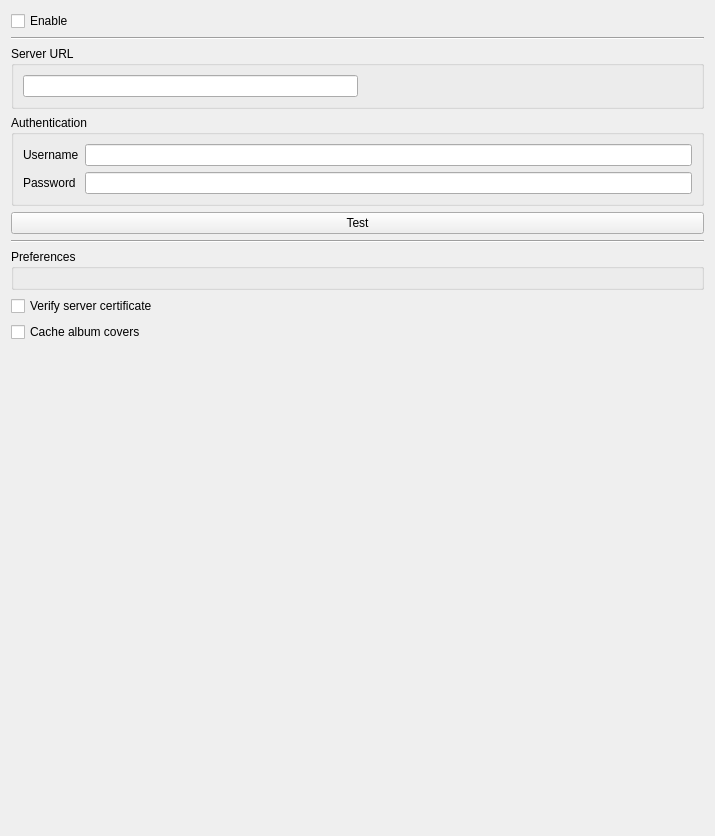
First picture: the form in src/settings/subsonicsettingspage.ui, repository strawberrymusicplayer/strawberry, before the edit.
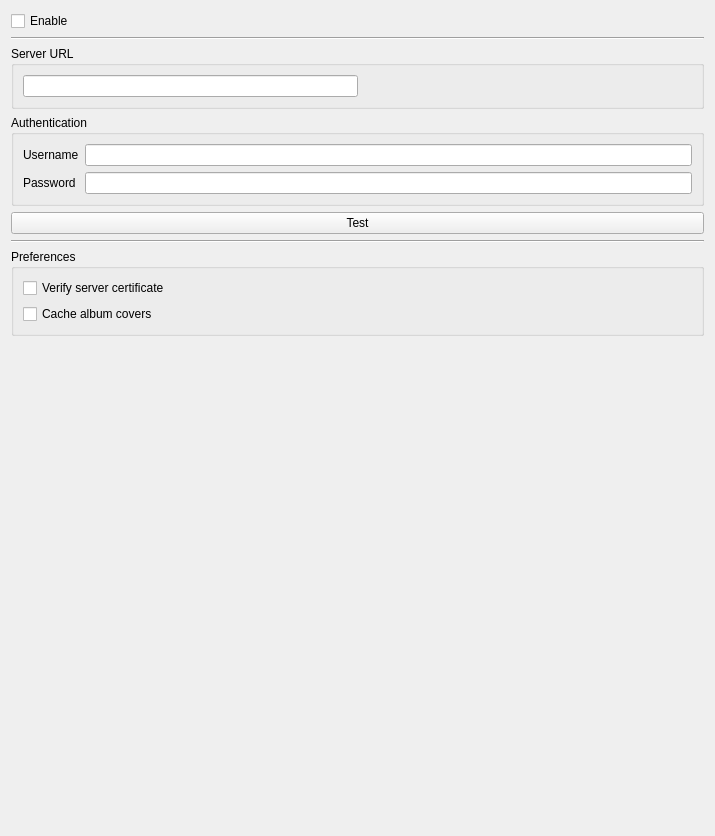
Second picture: the form after the edit. Icons and pictures are not drawn.

Commit message: Move checkboxes into preferences groupbox in Subsonic settings

```diff
--- a/src/settings/subsonicsettingspage.ui
+++ b/src/settings/subsonicsettingspage.ui
@@ -119,21 +119,22 @@
      <property name="title">
       <string>Preferences</string>
      </property>
-     <layout class="QFormLayout" name="layout_preferences"/>
-    </widget>
-   </item>
-   <item>
+     <layout class="QFormLayout" name="layout_preferences">
+      <item row="0" column="0">
     <widget class="QCheckBox" name="checkbox_verify_certificate">
      <property name="text">
       <string>Verify server certificate</string>
      </property>
     </widget>
    </item>
-   <item>
+      <item row="1" column="0">
     <widget class="QCheckBox" name="checkbox_cache_album_covers">
      <property name="text">
       <string>Cache album covers</string>
      </property>
+       </widget>
+      </item>
+     </layout>
     </widget>
    </item>
    <item>
```
Left out of the diff: 2 changed lines with no effect on the pictures. Lines whose indentation alone changed are shown as unchanged. The commit also changes 1 other file.
